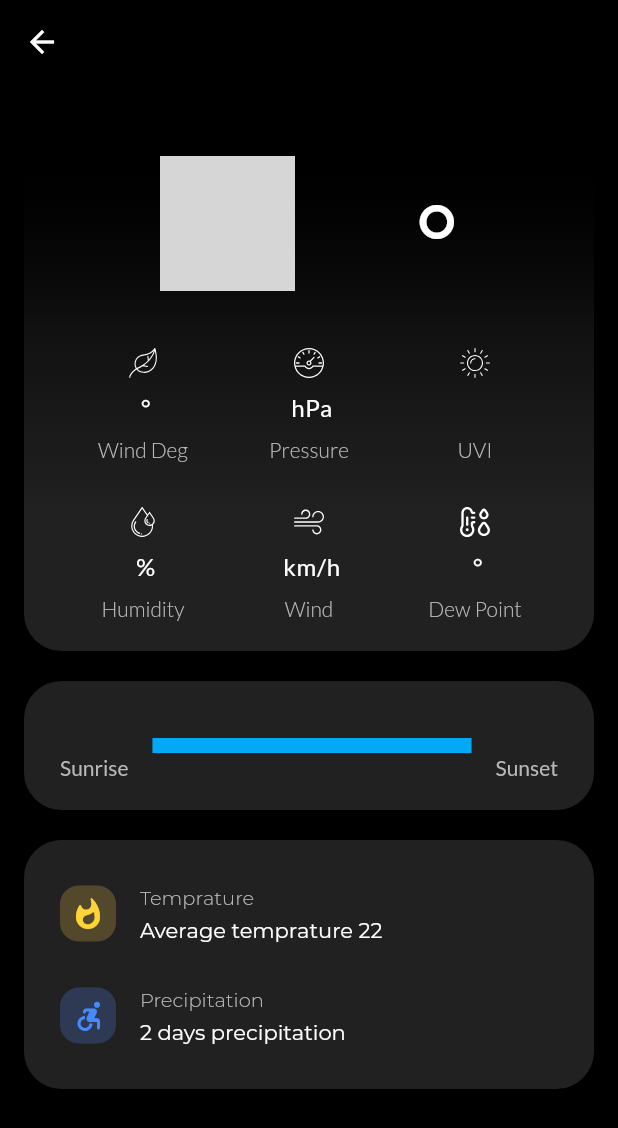
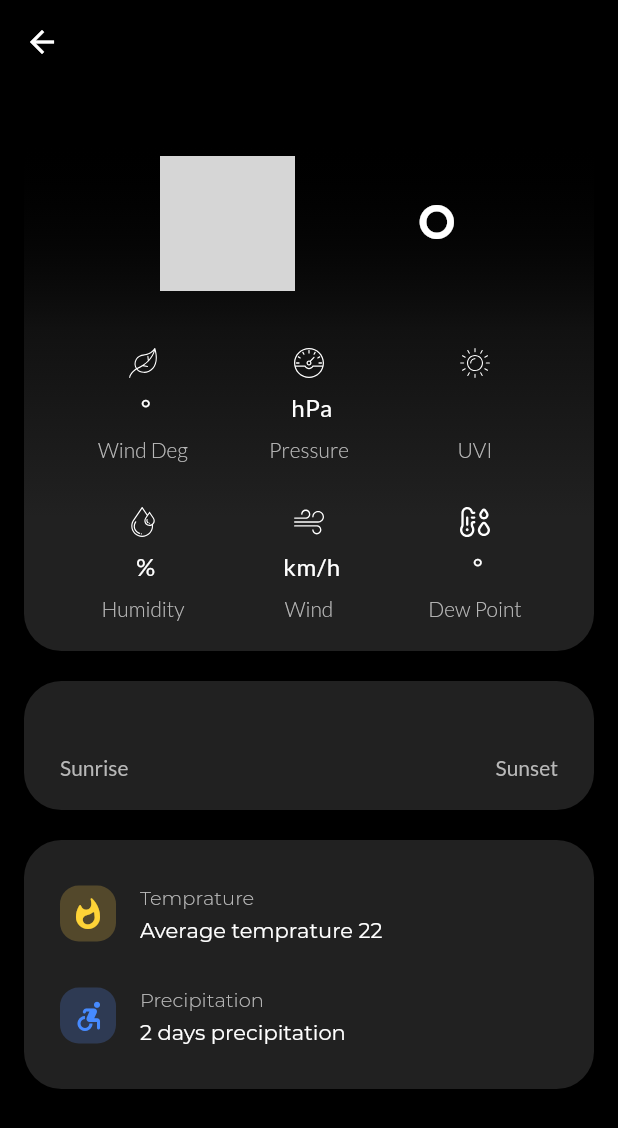
Before and after one commit to ijaspreetsinghh/JetWeather, a Flutter app: the FullView screen opened directly with empty values, on a phone screen of 412 x 824 dp. Shown: the top 1128 px of the screen. Run offline on Flutter 3.47's test engine with Material 2 defaults, Android fonts, the light colour scheme and no system bars; our stand-ins replace flutter_svg, geolocator, permission_handler; grey boxes are pictures that could not be loaded.

Commit message:
removed progress of sun position

```diff
--- a/lib/Screens/FullView/fullview.dart
+++ b/lib/Screens/FullView/fullview.dart
@@ -187,8 +187,6 @@ class _FullViewState extends State<FullView> {
                                   child: Container(
                                 margin: EdgeInsets.symmetric(
                                     horizontal: kHorizontalPadding),
-                                color: Colors.lightBlue,
-                                height: 10.0,
                               )),
                               Column(
                                 children: [
```
